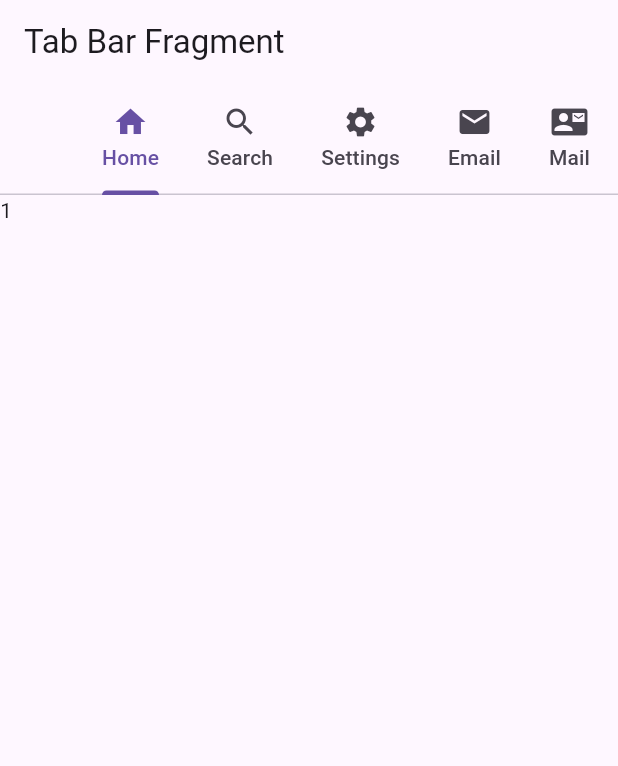
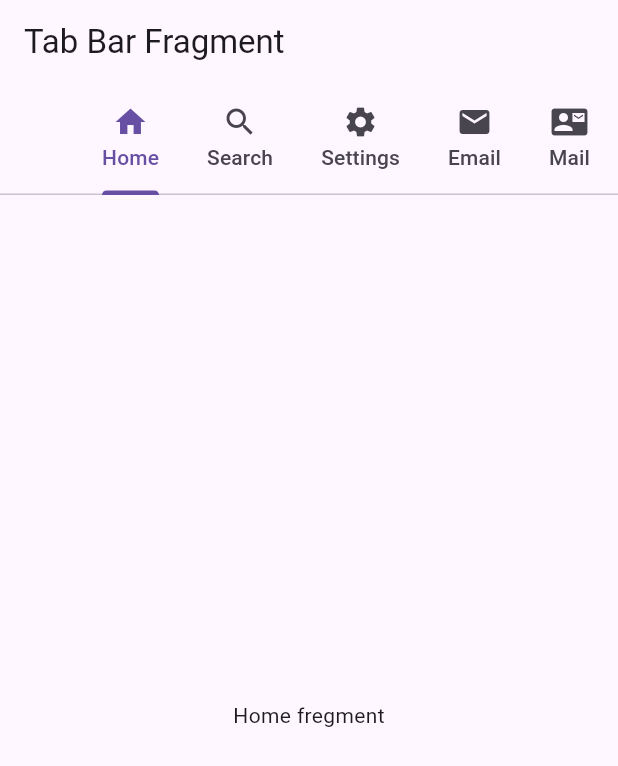
Before and after one commit to kamrulhasan04947/flutterwidget, a Flutter app: the screen it shows after launch, on a phone screen of 412 x 824 dp. Shown: the top 766 px of the screen. Run offline on Flutter 3.47's test engine with Material 3 defaults, Android fonts, the phone set to English and light mode, and no system bars.

Commit message:
Tab Bar Tab view fragment

```diff
--- /dev/null
+++ b/lib/fregment/fregment.dart
@@ -0,0 +1,13 @@
+import 'package:flutter/cupertino.dart';
+
+class CustomFregment extends StatelessWidget{
+  const CustomFregment({super.key, required this.nameOfFregment});
+  final String nameOfFregment;
+  @override
+  Widget build(BuildContext context) {
+    return  Center(
+      child:  Text(nameOfFregment),
+    );
+  }
+
+}
--- a/lib/main.dart
+++ b/lib/main.dart
@@ -1,6 +1,8 @@
 import 'package:flutter/material.dart';
+import 'package:flutterwidget/resourcess/center_column_text_Image.dart';
+import 'package:flutterwidget/resourcess/tabbar_fragment.dart';
 // import 'package:flutterwidget/resourcess/GridView_Gesture_dynamic.dart';
-import 'package:flutterwidget/resourcess/tabbar_fragment.dart';
+// import 'package:flutterwidget/resourcess/tabbar_fragment.dart';
 // import 'package:flutterwidget/resourcess/listview_gesture_dynamic.dart';
 // import 'package:flutterwidget/resourcess/simple_textfeild_form.dart';
 
@@ -13,7 +15,7 @@ class MainApp extends StatelessWidget{
   const MainApp({super.key});
   @override
   Widget build(BuildContext context) {
-    return MaterialApp(
+    return const MaterialApp(
       title: 'FlutterWidget',
       debugShowCheckedModeBanner: false,
       home:  TabBarFragmentView(),
--- a/lib/resourcess/GridView_Gesture_dynamic.dart
+++ b/lib/resourcess/GridView_Gesture_dynamic.dart
@@ -16,6 +16,8 @@ class GridViewGestureDynamic extends StatelessWidget{
     {'img': 'https://rabbil.com/files/mernS.png', 'title': 'Item Node.js'},
   ];
 
+  GridViewGestureDynamic({super.key});
+
   customSnakBar(context, msg){
     return ScaffoldMessenger.of(context).showSnackBar(
       SnackBar(content: Text(msg)),
@@ -27,7 +29,7 @@ class GridViewGestureDynamic extends StatelessWidget{
     return Scaffold(
       body: GridView.builder(
           itemCount: items.length,
-          gridDelegate: SliverGridDelegateWithFixedCrossAxisCount(
+          gridDelegate: const SliverGridDelegateWithFixedCrossAxisCount(
             crossAxisCount: 2,
             crossAxisSpacing: 1,
             childAspectRatio: 1.2,
@@ -39,7 +41,7 @@ class GridViewGestureDynamic extends StatelessWidget{
                 customSnakBar(context, items[index]['title']);
               },
               child: Container(
-                margin: EdgeInsets.all(10),
+                margin: const EdgeInsets.all(10),
                 width: double.infinity,
                 height: 300,
                 child: Image.network(items[index]['img']!, fit: BoxFit.fill,),
--- a/lib/resourcess/listview_gesture_dynamic.dart
+++ b/lib/resourcess/listview_gesture_dynamic.dart
@@ -29,7 +29,7 @@ class ListViewDynamicGesture extends StatelessWidget{
                   customSnakBar(context, items[index]['title']);
             },
             child: Container(
-              margin: EdgeInsets.all(10),
+              margin: const EdgeInsets.all(10),
               width: double.infinity,
               height: 300,
               child: Image.network(items[index]['img']!, fit: BoxFit.fill,),
--- a/lib/resourcess/tabbar_fragment.dart
+++ b/lib/resourcess/tabbar_fragment.dart
@@ -1,16 +1,18 @@
-import 'package:flutter/cupertino.dart';
 import 'package:flutter/material.dart';
+import 'package:flutterwidget/fregment/fregment.dart';
 
 
 class TabBarFragmentView extends StatelessWidget{
+  const TabBarFragmentView({super.key});
+
   @override
   Widget build(BuildContext context) {
     return DefaultTabController(
       length: 8,
       child: Scaffold(
         appBar: AppBar(
-          title: Text('Tab Bar Fragment'),
-          bottom: TabBar(
+          title: const Text('Tab Bar Fragment'),
+          bottom: const TabBar(
             isScrollable: true,
             tabs: [
               Tab(icon: Icon(Icons.home), text: 'Home',),
@@ -24,16 +26,16 @@ class TabBarFragmentView extends StatelessWidget{
             ],
           ),
         ),
-        body: TabBarView(
+        body: const TabBarView(
           children: [
-            Text('1'),
-            Text('2'),
-            Text('3'),
-            Text('4'),
-            Text('5'),
-            Text('6'),
-            Text('7'),
-            Text('8')
+            CustomFregment(nameOfFregment: 'Home fregment'),
+            CustomFregment(nameOfFregment: 'Search fregment'),
+            CustomFregment(nameOfFregment: 'Settings fregment'),
+            CustomFregment(nameOfFregment: 'Email fregment'),
+            CustomFregment(nameOfFregment: 'Mail fregment'),
+            CustomFregment(nameOfFregment: 'Person fregment'),
+            CustomFregment(nameOfFregment: 'Alarm fregment'),
+            CustomFregment(nameOfFregment: 'Balance fregment'),
           ],
         ),
       ),
```
Also changed, not shown: lib/resourcess/center_column_text_Image.dart (added, +146 -0 lines).
